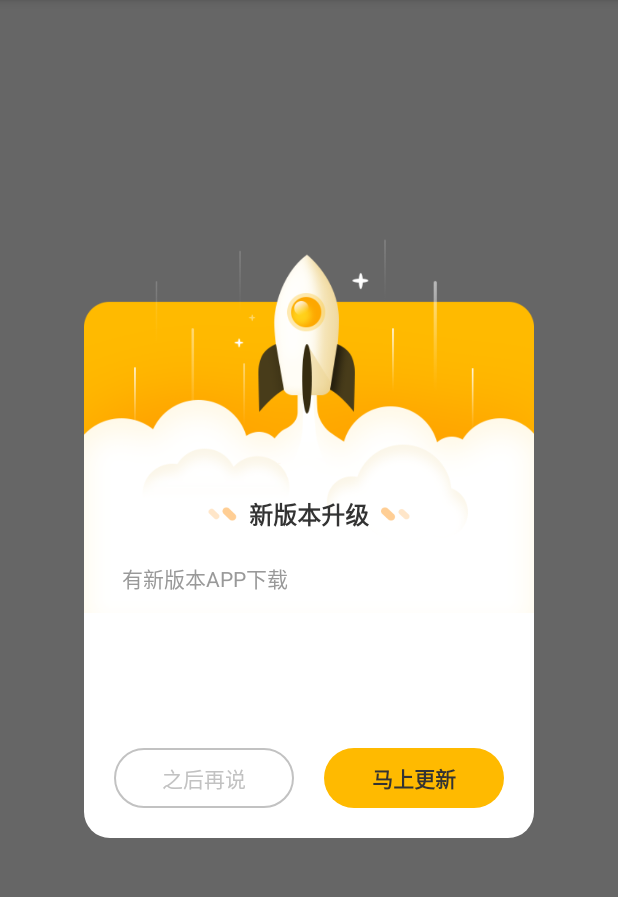
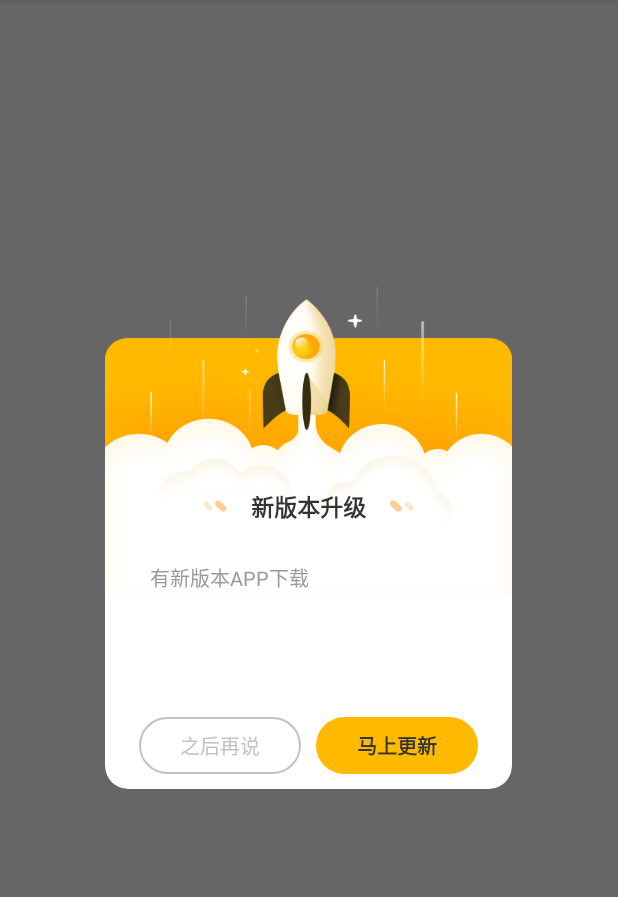
Before and after one commit to wc38954/appupdate, an Android app: the screen it shows after launch (MainActivity), after a tap on "Hello World!", on a phone screen of 412 x 824 dp, the part 84-981 px from its top. Run offline under Robolectric (Android 15) with nearby library versions, the phone set to English and light mode, and no system bars; libraries missing offline, so code that uses them is left out: me.jessyan.autosize; 1 statement that could not run was skipped.

Commit message:
添加了屏幕适配

```diff
--- a/app/src/main/AndroidManifest.xml
+++ b/app/src/main/AndroidManifest.xml
@@ -22,6 +22,8 @@
                 <category android:name="android.intent.category.LAUNCHER" />
             </intent-filter>
         </activity>
+        <meta-data android:name="design_width_in_dp" android:value="360"/>
+        <meta-data android:name="design_height_in_dp" android:value="640"/>
     </application>
 
 </manifest>
--- a/app/src/main/java/com/ynce/code/update/MainActivity.java
+++ b/app/src/main/java/com/ynce/code/update/MainActivity.java
@@ -7,7 +7,6 @@ import android.util.Log;
 import android.widget.TextView;
 
 import com.ynce.code.appupdata.dialogs.UpDateDialog;
-import com.ynce.code.appupdata.utils.AppUpdataUtils;
 
 public class MainActivity extends AppCompatActivity {
 
@@ -21,7 +20,7 @@ public class MainActivity extends AppCompatActivity {
         //"http://47.106.9.55:80/photo/app-release.apk"
         tvHello.setOnClickListener(view -> {
             if (upDateDialog == null){
-                upDateDialog =  new UpDateDialog.Builder(this,"http://47.106.9.55:80/photo/app-release.apk")//app下载地址
+                upDateDialog =  new UpDateDialog.Builder(this,"http://47.106.9.55:80/photo/ajyj_1.0.2+3 (1).apk")//app下载地址
                         .onContent("有新版本APP下载")//提示
                         .onShowProgress(true)//是否显示下载进度条
                         .onForced(false)//是否强制更新
--- a/app/src/main/res/layout/activity_main.xml
+++ b/app/src/main/res/layout/activity_main.xml
@@ -16,4 +16,12 @@
         app:layout_constraintStart_toStartOf="parent"
         app:layout_constraintTop_toTopOf="parent" />
 
+    <TextView
+        android:layout_width="wrap_content"
+        android:layout_height="wrap_content"
+        app:layout_constraintBottom_toBottomOf="parent"
+        app:layout_constraintEnd_toEndOf="parent"
+        app:layout_constraintStart_toStartOf="parent"
+        app:layout_constraintTop_toTopOf="parent"/>
+
 </androidx.constraintlayout.widget.ConstraintLayout>
--- a/appupdate/build.gradle
+++ b/appupdate/build.gradle
@@ -26,8 +26,7 @@ android {
 }
 
 dependencies {
-
-    implementation 'androidx.appcompat:appcompat:1.4.1'
+    implementation 'androidx.appcompat:appcompat:1.4.2'
     implementation 'com.google.android.material:material:1.6.1'
     testImplementation 'junit:junit:4.13.2'
     androidTestImplementation 'androidx.test.ext:junit:1.1.3'
@@ -39,4 +38,6 @@ dependencies {
     implementation 'io.reactivex.rxjava3:rxjava:3.1.3'
     //https://github.com/ReactiveX/RxAndroid
     implementation 'io.reactivex.rxjava3:rxandroid:3.0.0'
+    //https://github.com/JessYanCoding/AndroidAutoSize   屏幕适配
+    implementation 'com.github.JessYanCoding:AndroidAutoSize:v1.2.1'
 }
--- a/appupdate/src/main/java/com/ynce/code/appupdata/dialogs/UpDateDialog.java
+++ b/appupdate/src/main/java/com/ynce/code/appupdata/dialogs/UpDateDialog.java
@@ -1,8 +1,11 @@
 package com.ynce.code.appupdata.dialogs;
 
+import android.app.Activity;
 import android.content.Context;
+import android.content.res.Configuration;
 import android.os.Bundle;
 import android.text.TextUtils;
+import android.util.Log;
 import android.view.View;
 import android.widget.TextView;
 
@@ -11,6 +14,10 @@ import androidx.lifecycle.Lifecycle;
 
 import com.ynce.code.appupdata.R;
 import com.ynce.code.appupdata.utils.AppUpdataUtils;
+
+import me.jessyan.autosize.AutoSizeConfig;
+import me.jessyan.autosize.onAdaptListener;
+import me.jessyan.autosize.utils.ScreenUtils;
 
 public class UpDateDialog extends XBaseDialog {
     private final Builder builder;
@@ -22,12 +29,33 @@ public class UpDateDialog extends XBaseDialog {
     private UpDateDialog(@NonNull Context context ,Lifecycle lifecycle, @NonNull Builder builder) {
         super(context, lifecycle);
         this.builder = builder;
+        //屏幕适配监听器
+        AutoSizeConfig.getInstance().setOnAdaptListener(new onAdaptListener() {
+            @Override
+            public void onAdaptBefore(Object target, Activity activity) {
+                AutoSizeConfig.getInstance().setScreenWidth(ScreenUtils.getScreenSize(activity)[0]);
+                AutoSizeConfig.getInstance().setScreenHeight(ScreenUtils.getScreenSize(activity)[1]);
+                //根据屏幕方向，设置适配基准
+                if (activity.getResources().getConfiguration().orientation == Configuration.ORIENTATION_LANDSCAPE) {
+                    //设置横屏基准
+                    AutoSizeConfig.getInstance()
+                            .setDesignWidthInDp(640);
+                } else {
+                    //设置竖屏基准
+                    AutoSizeConfig.getInstance()
+                            .setDesignWidthInDp(320);
+                }
+            }
+            @Override
+            public void onAdaptAfter(Object target, Activity activity) {}
+        });
         updataUtils = new AppUpdataUtils(context);
     }
 
     @Override
     protected void onCreate(Bundle savedInstanceState) {
         super.onCreate(savedInstanceState);
+
         view = View.inflate(context, R.layout.dialog_x_update, null);
         setContentView(view);
         tvContent = view.findViewById(R.id.tv_content);
--- a/appupdate/src/main/res/drawable/btn_round_5dp_write.xml
+++ b/appupdate/src/main/res/drawable/btn_round_5dp_write.xml
@@ -1,5 +1,5 @@
 <?xml version="1.0" encoding="utf-8"?>
 <shape xmlns:android="http://schemas.android.com/apk/res/android">
-    <solid android:color="#FFFFFF" />
-    <corners android:bottomLeftRadius="17dp" android:bottomRightRadius="17dp" />
+    <solid android:color="#FFFFFF"/>
+    <corners android:bottomLeftRadius="15dp" android:bottomRightRadius="15dp"/>
 </shape>
--- a/appupdate/src/main/res/drawable/mprogressbar_bg.xml
+++ b/appupdate/src/main/res/drawable/mprogressbar_bg.xml
@@ -1,5 +1,5 @@
 <?xml version="1.0" encoding="utf-8"?>
 <shape xmlns:android="http://schemas.android.com/apk/res/android">
-    <corners android:radius="14dp" />
+    <corners android:radius="10dp" />
     <solid android:color="#336E9FFF" />
 </shape>
--- a/appupdate/src/main/res/drawable/mprogressbar_sb.xml
+++ b/appupdate/src/main/res/drawable/mprogressbar_sb.xml
@@ -1,5 +1,5 @@
 <?xml version="1.0" encoding="utf-8"?>
 <shape xmlns:android="http://schemas.android.com/apk/res/android">
-    <corners android:radius="14dp" />
+    <corners android:radius="10dp" />
     <solid android:color="#6E9FFF" />
 </shape>
--- a/appupdate/src/main/res/layout/dialog_x_update.xml
+++ b/appupdate/src/main/res/layout/dialog_x_update.xml
@@ -1,28 +1,31 @@
 <?xml version="1.0" encoding="utf-8"?>
-<FrameLayout xmlns:android="http://schemas.android.com/apk/res/android"
+<androidx.cardview.widget.CardView xmlns:android="http://schemas.android.com/apk/res/android"
     android:layout_width="wrap_content"
     android:layout_height="wrap_content"
-    android:orientation="vertical">
+    xmlns:app="http://schemas.android.com/apk/res-auto"
+    app:cardCornerRadius="15dp"
+    app:cardBackgroundColor="#00FFFFFF"
+    app:cardElevation="0dp">
     <LinearLayout
         android:layout_width="wrap_content"
         android:layout_height="wrap_content"
         android:orientation="vertical">
         <ImageView
             android:layout_width="match_parent"
-            android:layout_height="255dp"
+            android:layout_height="210dp"
             android:src="@mipmap/ic_update"
             android:scaleType="fitXY"
             android:layout_gravity="center" />
         <FrameLayout
             android:background="@drawable/btn_round_5dp_write"
-            android:layout_width="300dp"
-            android:layout_height="150dp"/>
+            android:layout_width="271dp"
+            android:layout_height="130dp"/>
     </LinearLayout>
 
     <LinearLayout
         android:layout_width="match_parent"
-        android:layout_height="150dp"
-        android:layout_marginTop="50dp"
+        android:layout_height="140dp"
+        android:layout_marginTop="40dp"
         android:layout_gravity="center"
         android:orientation="vertical">
 
@@ -32,21 +35,21 @@
             android:layout_gravity="center"
             android:gravity="center">
             <ImageView
-                android:layout_width="19dp"
-                android:layout_height="9dp"
+                android:layout_width="16dp"
+                android:layout_height="8dp"
                 android:src="@mipmap/ic_left"
                 android:scaleType="fitXY" />
             <TextView
-                android:layout_marginHorizontal="8dp"
+                android:layout_marginHorizontal="16dp"
                 android:layout_width="wrap_content"
                 android:layout_height="wrap_content"
                 android:text="新版本升级"
                 android:textStyle="bold"
                 android:textColor="#333333"
-                android:textSize="16sp"/>
+                android:textSize="15dp"/>
             <ImageView
-                android:layout_width="19dp"
-                android:layout_height="9dp"
+                android:layout_width="16dp"
+                android:layout_height="8dp"
                 android:src="@mipmap/ic_right"
                 android:scaleType="fitXY" />
         </LinearLayout>
@@ -54,34 +57,34 @@
             android:id="@+id/tv_content"
             android:layout_width="match_parent"
             android:layout_height="wrap_content"
-            android:layout_marginHorizontal="25dp"
-            android:layout_marginTop="20dp"
-            android:layout_marginBottom="20dp"
+            android:layout_marginHorizontal="30dp"
+            android:layout_marginTop="25dp"
+            android:layout_marginBottom="25dp"
             android:maxLines="5"
             android:ellipsize="end"
             android:textColor="#999999"
-            android:textSize="14sp" />
+            android:textSize="13dp" />
     </LinearLayout>
 
 
     <LinearLayout
         android:layout_width="match_parent"
-        android:layout_height="40dp"
+        android:layout_height="38dp"
         android:layout_gravity="bottom"
-        android:layout_marginBottom="20dp"
+        android:layout_marginBottom="10dp"
         android:gravity="center">
 
         <TextView
             android:id="@+id/tv_negative"
-            android:layout_marginEnd="20dp"
+            android:layout_marginEnd="10dp"
             android:layout_width="wrap_content"
             android:layout_height="match_parent"
             android:background="@drawable/btn_round_5dp_grey"
             android:gravity="center"
-            android:minWidth="120dp"
+            android:minWidth="108dp"
             android:text="之后再说"
             android:textColor="#C2C2C2"
-            android:textSize="14sp"/>
+            android:textSize="13dp"/>
 
         <TextView
             android:id="@+id/tv_positive"
@@ -89,12 +92,10 @@
             android:layout_height="match_parent"
             android:background="@drawable/btn_round_5dp"
             android:gravity="center"
-            android:minWidth="120dp"
+            android:minWidth="108dp"
             android:text="马上更新"
             android:textStyle="bold"
             android:textColor="#333333"
-            android:textSize="14sp" />
-
+            android:textSize="13dp" />
     </LinearLayout>
-
-</FrameLayout>
+</androidx.cardview.widget.CardView>
--- a/settings.gradle
+++ b/settings.gradle
@@ -3,6 +3,7 @@ pluginManagement {
         gradlePluginPortal()
         google()
         mavenCentral()
+        maven { url "https://jitpack.io" }
     }
 }
 dependencyResolutionManagement {
@@ -10,6 +11,7 @@ dependencyResolutionManagement {
     repositories {
         google()
         mavenCentral()
+        maven { url "https://jitpack.io" }
     }
 }
 rootProject.name = "update"
```
Also changed, not shown: appupdate/src/main/res/layout/dialog_download_progress.xml (+12 -12 lines).
